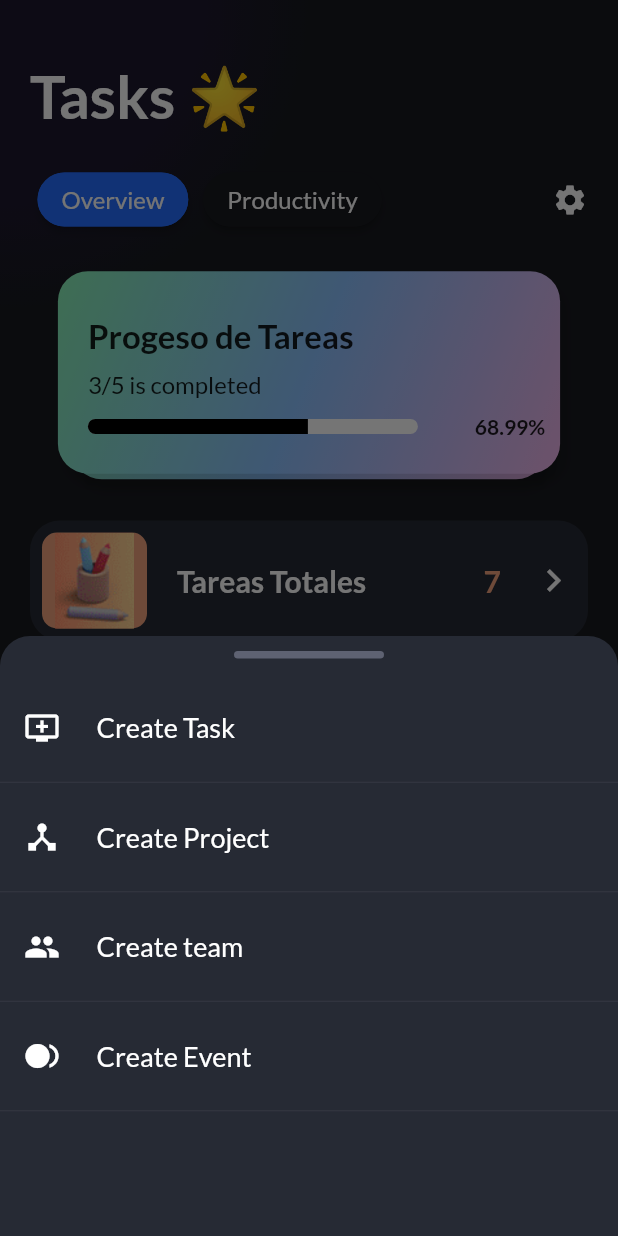
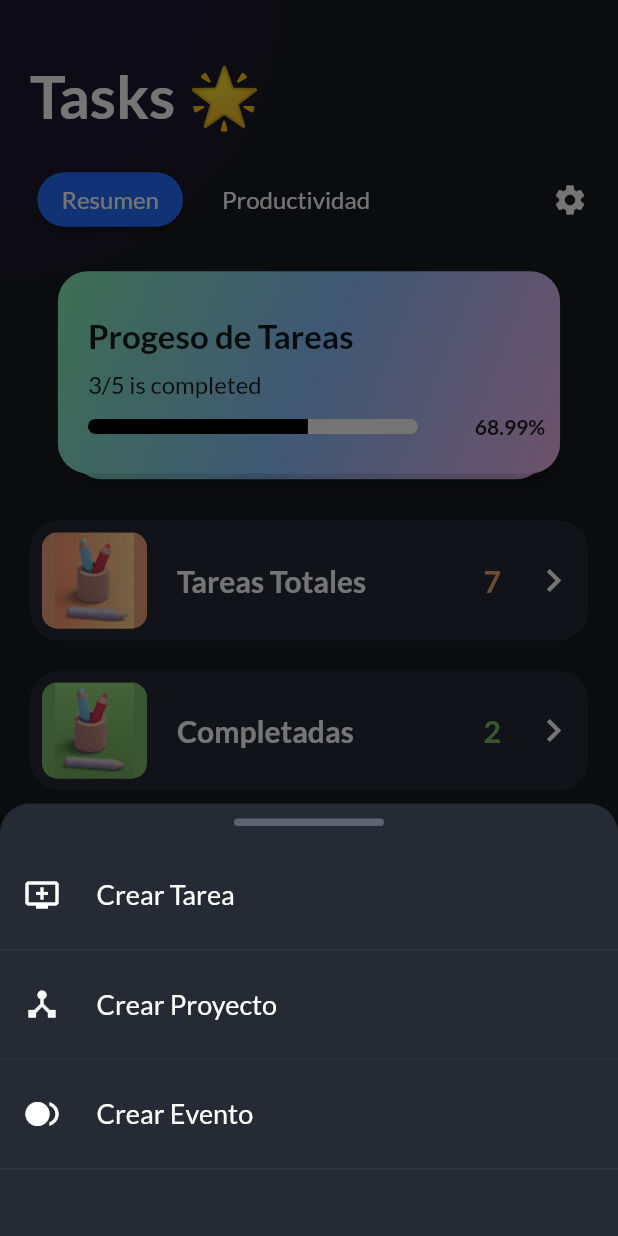
Before and after one commit to alexfdz55/tasks, a Flutter app: the screen it shows after launch, item 3 of the bottom bar chosen, on a phone screen of 412 x 824 dp. Run offline on Flutter 3.47's test engine with Material 2 defaults, Android fonts, the phone set to English and light mode, and no system bars; drawn by our look-alikes of tcard; our stand-ins replace equatable, fl_chart, flutter_bloc, flutter_feather_icons, flutter_slidable, font_awesome_flutter and 2 more.

Commit message:
add Task

```diff
--- a/lib/models/task_model.dart
+++ b/lib/models/task_model.dart
@@ -22,7 +22,7 @@ class Task extends Equatable {
   const Task({
     required this.id,
     required this.title,
-    required this.priority,
+    this.priority = TaskPriority.low,
     this.dateTime,
     this.description,
     this.isCompleted = false,
--- a/lib/repositories/local_bd_repository.dart
+++ b/lib/repositories/local_bd_repository.dart
@@ -18,13 +18,7 @@ class LocalBDRepository extends BaseLocalBDRepository {
 
   @override
   Future<void> updateTask(Task task) async {
-    // _tasks.firstWhere((element) => element == task) = task;
-
-    // print(_tasks.indexWhere((element) => element.id == task.id));
-
     _tasks[_tasks.indexWhere((element) => element.id == task.id)] = task;
-    // final index = _tasks.indexWhere((element) => task == element);
-    // _tasks.replaceRange(index, index, task);
   }
 
   @override
--- a/lib/screens/home_screen.dart
+++ b/lib/screens/home_screen.dart
@@ -56,12 +56,12 @@ class HomeScreen extends StatelessWidget {
                     mainAxisAlignment: MainAxisAlignment.start,
                     children: [
                       PrimaryTabButton(
-                        buttonText: "Overview",
+                        buttonText: "Resumen",
                         itemIndex: 0,
                         notifier: _buttonTrigger,
                       ),
                       PrimaryTabButton(
-                        buttonText: "Productivity",
+                        buttonText: "Productividad",
                         itemIndex: 1,
                         notifier: _buttonTrigger,
                       )
--- a/lib/screens/principal_screen.dart
+++ b/lib/screens/principal_screen.dart
@@ -1,8 +1,8 @@
 import 'package:flutter/material.dart';
 import 'package:flutter_feather_icons/flutter_feather_icons.dart';
 import 'package:font_awesome_flutter/font_awesome_flutter.dart';
-import 'package:tasks/Values/values.dart';
 import 'package:tasks/values/constants.dart';
+import 'package:tasks/values/values.dart';
 import 'package:tasks/widgets/BottomSheets/bottom_sheets.dart';
 import 'package:tasks/widgets/dark_background/dark_radial_background.dart';
 import 'package:tasks/widgets/home/bottomNavigationItem.dart';
@@ -71,10 +71,8 @@ class PrincipalScreen extends StatelessWidget {
               iconTapped: (() {
                 showAppBottomSheet(
                   context,
-                  SizedBox(
-                    height: MediaQuery.of(context).size.height * 0.5,
-                    child: const DashboardAddBottomSheet(),
-                  ),
+                  const DashboardAddBottomSheet(),
+                  height: Responsive(context).hp(35),
                 );
               }),
             ),
--- a/lib/widgets/home/dashboard_add_sheet.dart
+++ b/lib/widgets/home/dashboard_add_sheet.dart
@@ -18,32 +18,28 @@ class DashboardAddBottomSheet extends StatelessWidget {
       const BottomSheetHolder(),
       AppSpaces.verticalSpace10,
       LabelledOption(
-        label: 'Create Task',
+        label: 'Crear Tarea',
         icon: Icons.add_to_queue,
         callback: () => _createTask(context),
       ),
       LabelledOption(
-          label: 'Create Project',
-          icon: Icons.device_hub,
-          callback: () {
-            Navigator.pushNamed(context, CreateProjectScreen.routeName);
-            // Get.to(() => const CreateProjectScreen());
-          }),
+        label: 'Crear Proyecto',
+        icon: Icons.device_hub,
+        callback: () =>
+            Navigator.pushNamed(context, CreateProjectScreen.routeName),
+      ),
+      // LabelledOption(
+      //   label: 'Crear team',
+      //   icon: Icons.people,
+      //   callback: () =>
+      //       Navigator.pushNamed(context, SelectMembersScreen.routeName),
+      // ),
       LabelledOption(
-          label: 'Create team',
-          icon: Icons.people,
-          callback: () {
-            Navigator.pushNamed(context, SelectMembersScreen.routeName);
-            // Get.to(() => SelectMembersScreen());
-          }),
-      LabelledOption(
-          label: 'Create Event',
-          icon: Icons.fiber_smart_record,
-          callback: () {
-            Navigator.pushNamed(context, TaskDueDateScreen.routeName);
-
-            // Get.to(() => TaskDueDateScreen());
-          }),
+        label: 'Crear Evento',
+        icon: Icons.fiber_smart_record,
+        callback: () =>
+            Navigator.pushNamed(context, TaskDueDateScreen.routeName),
+      ),
     ]);
   }
 
--- a/lib/widgets/home/labelled_option.dart
+++ b/lib/widgets/home/labelled_option.dart
@@ -1,4 +1,3 @@
-import 'package:flutter/cupertino.dart';
 import 'package:flutter/material.dart';
 import 'package:google_fonts/google_fonts.dart';
 import 'package:tasks/Values/values.dart';
```
Also changed, not shown: lib/blocs/task/task_bloc.dart (+8 -0 lines), lib/widgets/forms/form_input_unlabelled.dart (+16 -11 lines), lib/widgets/home/create_task.dart (+37 -7 lines), lib/widgets/tasks/active_task_card.dart (+4 -3 lines), lib/widgets/tasks/inactive_task_card.dart (+4 -3 lines), lib/widgets/tasks/task_card.dart (+21 -12 lines).
